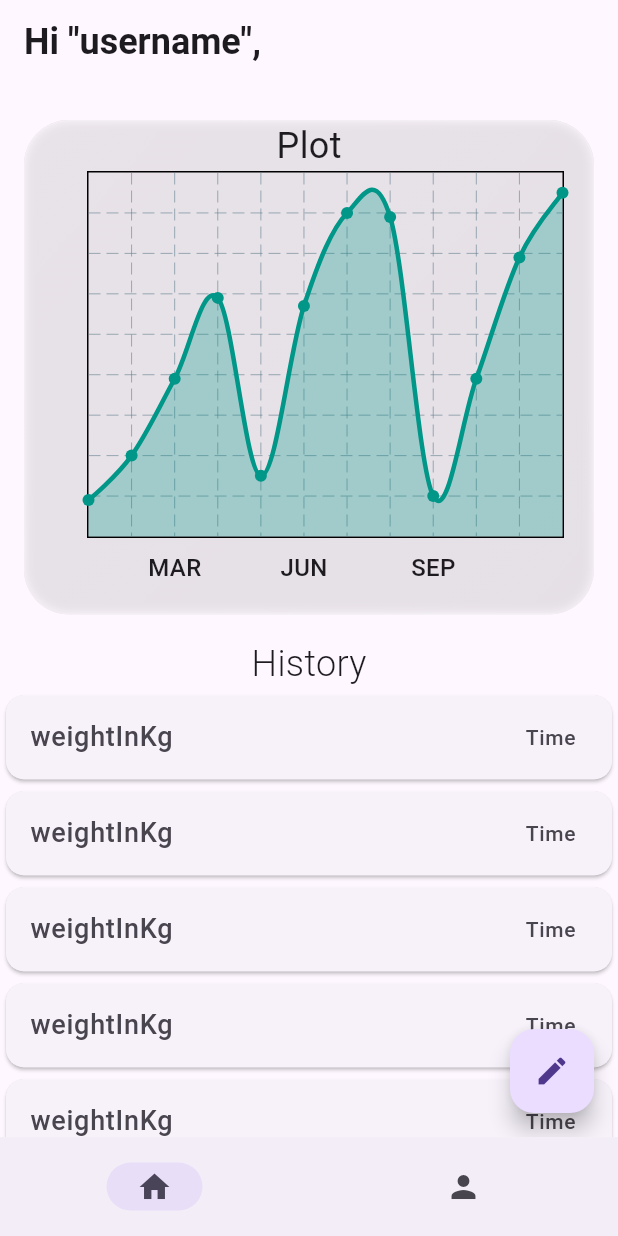
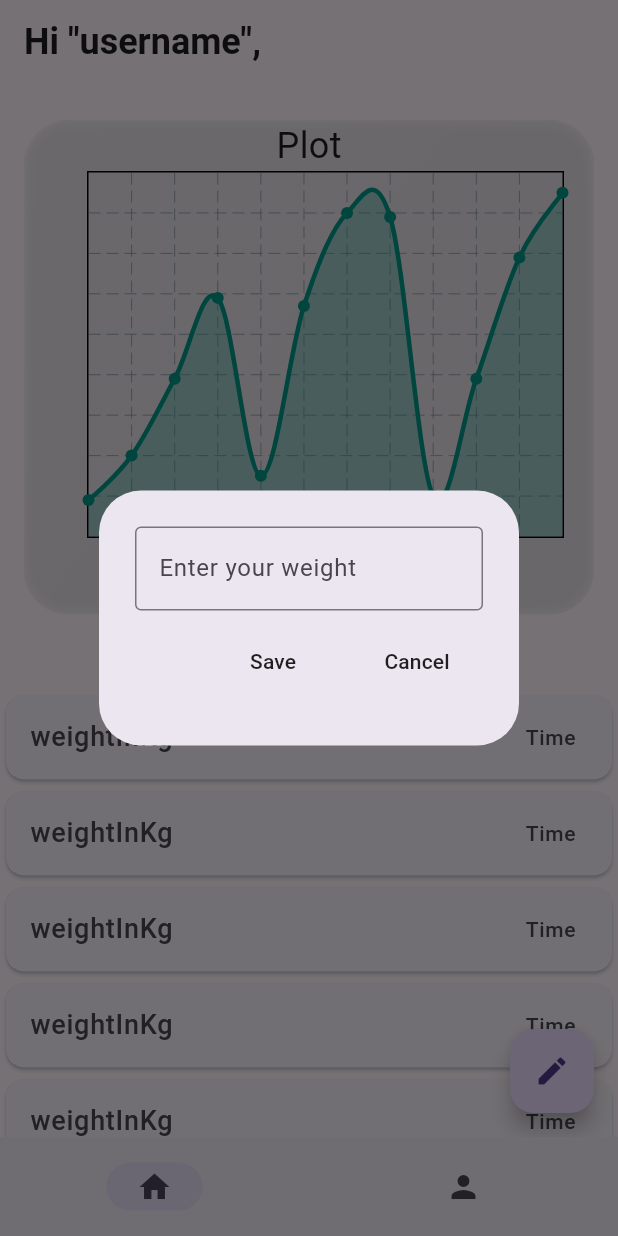
Before and after one commit to Gsuyash20/weight_tracker, a Flutter app: the screen it shows after launch, after a tap on the "edit" icon, on a phone screen of 412 x 824 dp. Run offline on Flutter 3.47's test engine with Material 3 defaults, Android fonts, the phone set to English and light mode, and no system bars; drawn by our look-alikes of fl_chart; our stand-ins replace font_awesome_flutter, hive, hive_flutter; accounts and stored records are empty.

Commit message:
added database and refactor code

```diff
--- /dev/null
+++ b/lib/components/dialog_box.dart
@@ -0,0 +1,52 @@
+import 'package:flutter/material.dart';
+import 'package:weight_tracker/components/my_button.dart';
+
+class DialogBox extends StatelessWidget {
+  final controller;
+  VoidCallback onSave;
+  VoidCallback onCancel;
+  DialogBox(
+      {super.key,
+      required this.controller,
+      required this.onSave,
+      required this.onCancel});
+
+  @override
+  Widget build(BuildContext context) {
+    return AlertDialog(
+      content: SizedBox(
+        height: 130,
+        child: Column(
+          children: [
+            const SizedBox(
+              height: 8,
+            ),
+            // get user input
+            TextField(
+              controller: controller,
+              decoration: const InputDecoration(
+                border: OutlineInputBorder(),
+                hintText: 'Enter your weight',
+              ),
+            ),
+            //buttons
+            const SizedBox(
+              height: 10,
+            ),
+            Row(
+              mainAxisAlignment: MainAxisAlignment.end,
+              children: [
+                // save button
+                MyButton(onPressed: onSave, text: "Save"),
+                const SizedBox(
+                  width: 8,
+                ),
+                MyButton(onPressed: onCancel, text: 'Cancel')
+              ],
+            )
+          ],
+        ),
+      ),
+    );
+  }
+}
--- /dev/null
+++ b/lib/components/my_button.dart
@@ -0,0 +1,15 @@
+import 'package:flutter/material.dart';
+
+class MyButton extends StatelessWidget {
+  VoidCallback onPressed;
+  final String text;
+  MyButton({super.key, required this.onPressed, required this.text});
+
+  @override
+  Widget build(BuildContext context) {
+    return MaterialButton(
+      onPressed: onPressed,
+      child: Text(text),
+    );
+  }
+}
--- a/lib/main.dart
+++ b/lib/main.dart
@@ -5,11 +5,17 @@ import 'package:weight_tracker/pages/create_profile.dart';
 import 'package:weight_tracker/pages/home_page.dart';
 import 'package:weight_tracker/pages/main_page.dart';
 
+import 'model/user_profile.dart';
+import 'model/weight_entry.dart';
+
 Future<void> main() async {
   // initialize hive
-  Hive.initFlutter();
-  // open a hive box
-  // await Hive.openBox("weight_database");
+  await Hive.initFlutter();
+
+  //open a hive box
+  await Hive.openBox("weight_database");
+  Hive.registerAdapter(UserProfileAdapter());
+  Hive.registerAdapter(WeightEntryAdapter());
 
   runApp(const MyApp());
 }
--- a/lib/pages/create_profile.dart
+++ b/lib/pages/create_profile.dart
@@ -1,6 +1,6 @@
 import 'package:flutter/material.dart';
 import 'package:font_awesome_flutter/font_awesome_flutter.dart';
-import '../components/signup_button.dart';
+import '../components/my_button.dart';
 import '../components/text_field.dart';
 
 class CreateProfilePage extends StatefulWidget {
--- a/lib/pages/home_page.dart
+++ b/lib/pages/home_page.dart
@@ -1,5 +1,6 @@
 import 'package:fl_chart/fl_chart.dart';
 import 'package:flutter/material.dart';
+import 'package:weight_tracker/components/dialog_box.dart';
 import 'package:weight_tracker/components/plot.dart';
 import '../components/card_tile.dart';
 import '../components/frosted_glass.dart';
@@ -12,6 +13,26 @@ class HomePage extends StatefulWidget {
 }
 
 class _HomePageState extends State<HomePage> {
+  final _controller = TextEditingController();
+
+  //save new entry
+  void saveNewEntry(){
+
+  }
+  // create a new entry
+  void createNewEntry() {
+    showDialog(
+      context: context,
+      builder: (context) {
+        return DialogBox(
+          controller: _controller,
+          onSave: saveNewEntry,
+          onCancel: () => Navigator.of(context).pop(),
+        );
+      },
+    );
+  }
+
   @override
   Widget build(BuildContext context) {
     return Scaffold(
@@ -97,10 +118,8 @@ class _HomePageState extends State<HomePage> {
         ],
       ),
       floatingActionButton: FloatingActionButton(
-        onPressed: () {
-          //Todo: Navigate to edit weight screen
-        },
-        tooltip: 'Edit Entry',
+        onPressed: createNewEntry,
+        tooltip: 'Create Entry',
         child: const Icon(Icons.edit),
       ),
     );
```
Also changed, not shown: lib/components/signup_button.dart (deleted, +0 -28 lines), lib/data/hive_database.dart (+33 -10 lines), lib/model/user_profile.dart (+22 -0 lines), lib/model/weight_entry.dart (+29 -0 lines).
